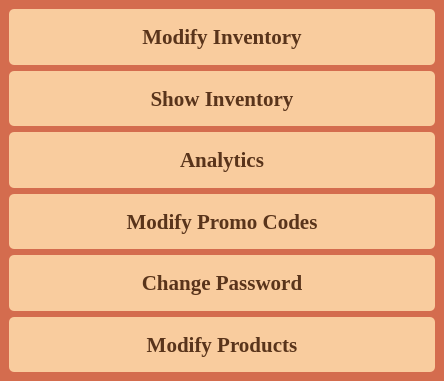
PeteCastle/PEx5, file mainadminwindow.ui: the form before one commit.
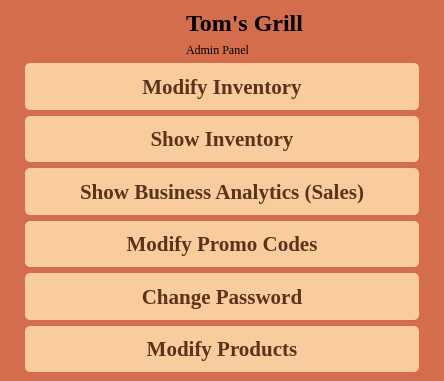
The form after the commit. Icons and pictures are not drawn.

Patch:
```diff
--- a/mainadminwindow.ui
+++ b/mainadminwindow.ui
@@ -18,6 +18,65 @@
   </property>
   <widget class="QWidget" name="centralwidget">
    <layout class="QVBoxLayout" name="verticalLayout">
+    <property name="leftMargin">
+     <number>25</number>
+    </property>
+    <property name="rightMargin">
+     <number>25</number>
+    </property>
+    <item>
+     <layout class="QHBoxLayout" name="horizontalLayout" stretch="40,60">
+      <item alignment="Qt::AlignRight">
+       <widget class="QLabel" name="label">
+        <property name="maximumSize">
+         <size>
+          <width>75</width>
+          <height>75</height>
+         </size>
+        </property>
+        <property name="text">
+         <string/>
+        </property>
+        <property name="pixmap">
+         <pixmap resource="resources.qrc">:/logo/pictures/logo 4.png</pixmap>
+        </property>
+        <property name="scaledContents">
+         <bool>true</bool>
+        </property>
+       </widget>
+      </item>
+      <item>
+       <layout class="QVBoxLayout" name="verticalLayout_2" stretch="0,0">
+        <item alignment="Qt::AlignBottom">
+         <widget class="QLabel" name="label_2">
+          <property name="font">
+           <font>
+            <family>Georgia</family>
+            <pointsize>18</pointsize>
+            <bold>true</bold>
+           </font>
+          </property>
+          <property name="text">
+           <string>Tom's Grill</string>
+          </property>
+         </widget>
+        </item>
+        <item alignment="Qt::AlignTop">
+         <widget class="QLabel" name="label_3">
+          <property name="font">
+           <font>
+            <family>Georgia</family>
+           </font>
+          </property>
+          <property name="text">
+           <string>Admin Panel</string>
+          </property>
+         </widget>
+        </item>
+       </layout>
+      </item>
+     </layout>
+    </item>
     <item>
      <widget class="QPushButton" name="ModifyInventoryButton">
       <property name="sizePolicy">
@@ -35,9 +94,21 @@
       </property>
       <property name="styleSheet">
        <string notr="true">
+
+
+
+
+QPushButton{
 background-color: rgb(249, 204, 158);
 color: rgb(89, 52, 27);
-border-radius: 5px;</string>
+border-radius: 5px;
+}
+QPushButton::hover{
+	border: 5px solid rgb(138, 80, 42);
+}
+QPushButton::pressed{
+	border: 5px solid rgb(89, 52, 27);
+}</string>
       </property>
       <property name="text">
        <string>Modify Inventory</string>
@@ -61,9 +132,21 @@
       </property>
       <property name="styleSheet">
        <string notr="true">
+
+
+
+
+QPushButton{
 background-color: rgb(249, 204, 158);
 color: rgb(89, 52, 27);
-border-radius: 5px;</string>
+border-radius: 5px;
+}
+QPushButton::hover{
+	border: 5px solid rgb(138, 80, 42);
+}
+QPushButton::pressed{
+	border: 5px solid rgb(89, 52, 27);
+}</string>
       </property>
       <property name="text">
        <string>Show Inventory</string>
@@ -87,12 +170,24 @@
       </property>
       <property name="styleSheet">
        <string notr="true">
+
+
+
+
+QPushButton{
 background-color: rgb(249, 204, 158);
 color: rgb(89, 52, 27);
-border-radius: 5px;</string>
+border-radius: 5px;
+}
+QPushButton::hover{
+	border: 5px solid rgb(138, 80, 42);
+}
+QPushButton::pressed{
+	border: 5px solid rgb(89, 52, 27);
+}</string>
       </property>
       <property name="text">
-       <string>Analytics</string>
+       <string>Show Business Analytics (Sales)</string>
       </property>
      </widget>
     </item>
@@ -113,9 +208,21 @@
       </property>
       <property name="styleSheet">
        <string notr="true">
+
+
+
+
+QPushButton{
 background-color: rgb(249, 204, 158);
 color: rgb(89, 52, 27);
-border-radius: 5px;</string>
+border-radius: 5px;
+}
+QPushButton::hover{
+	border: 5px solid rgb(138, 80, 42);
+}
+QPushButton::pressed{
+	border: 5px solid rgb(89, 52, 27);
+}</string>
       </property>
       <property name="text">
        <string>Modify Promo Codes</string>
@@ -139,9 +246,21 @@
       </property>
       <property name="styleSheet">
        <string notr="true">
+
+
+
+
+QPushButton{
 background-color: rgb(249, 204, 158);
 color: rgb(89, 52, 27);
-border-radius: 5px;</string>
+border-radius: 5px;
+}
+QPushButton::hover{
+	border: 5px solid rgb(138, 80, 42);
+}
+QPushButton::pressed{
+	border: 5px solid rgb(89, 52, 27);
+}</string>
       </property>
       <property name="text">
        <string>Change Password</string>
@@ -165,9 +284,21 @@
       </property>
       <property name="styleSheet">
        <string notr="true">
+
+
+
+
+QPushButton{
 background-color: rgb(249, 204, 158);
 color: rgb(89, 52, 27);
-border-radius: 5px;</string>
+border-radius: 5px;
+}
+QPushButton::hover{
+	border: 5px solid rgb(138, 80, 42);
+}
+QPushButton::pressed{
+	border: 5px solid rgb(89, 52, 27);
+}</string>
       </property>
       <property name="text">
        <string>Modify Products</string>
```
Left out of the diff: 14 changed lines with no effect on the pictures.
